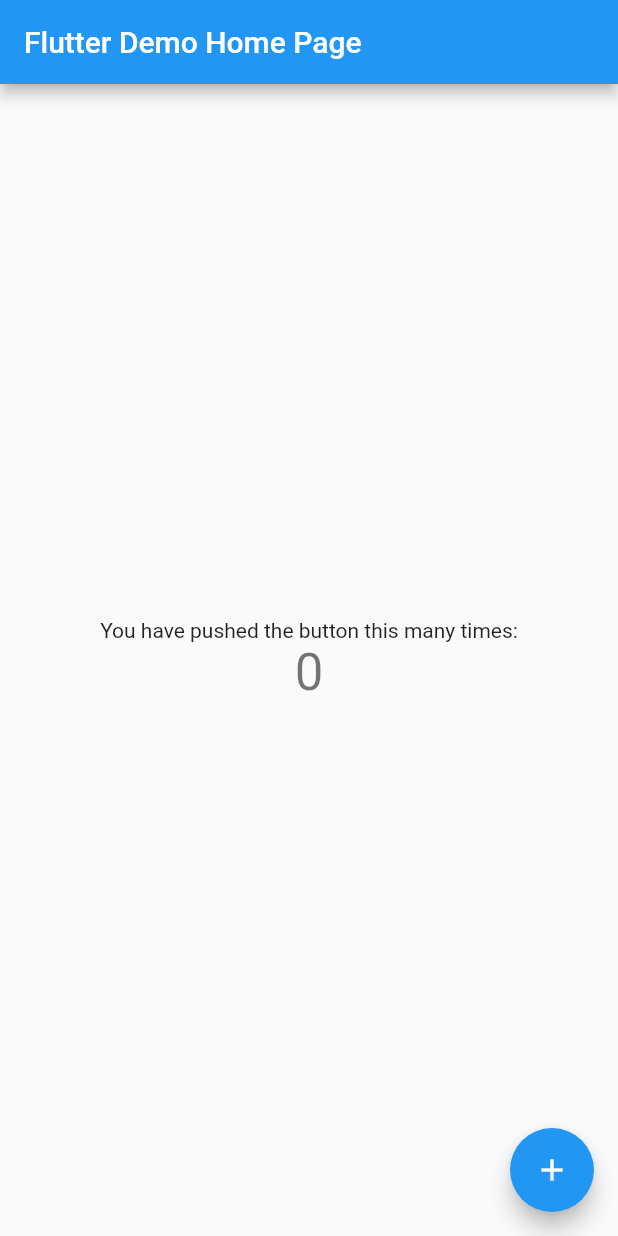
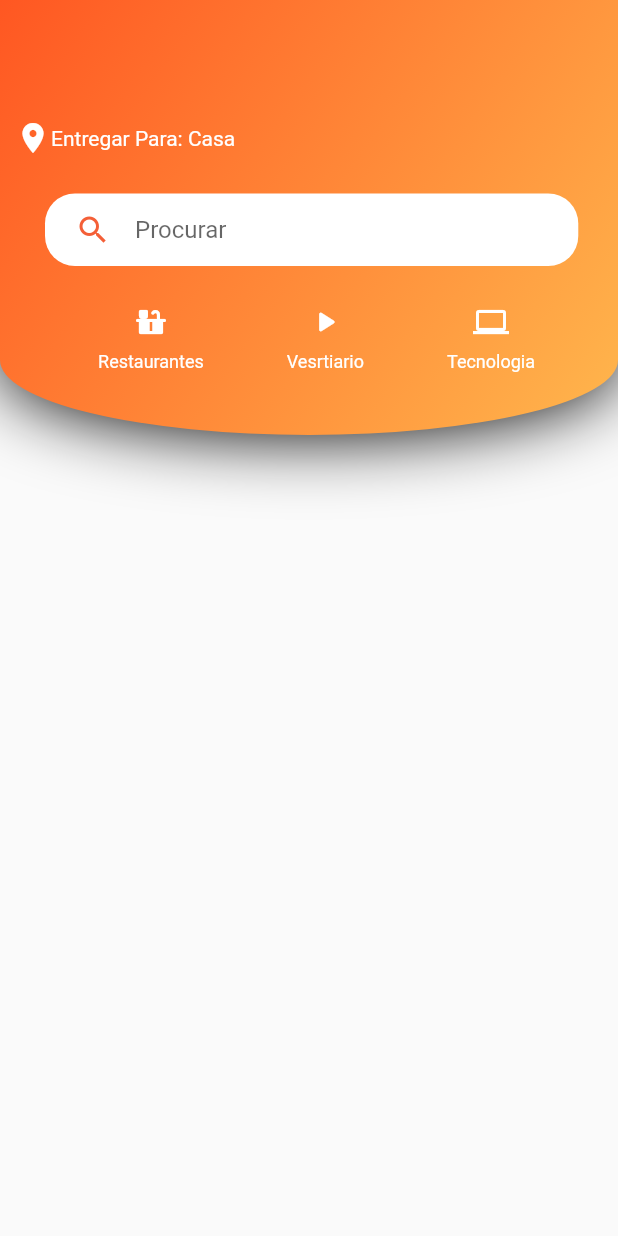
Before and after one commit to FlossyYuri/delivery_app, a Flutter app: the screen it shows after launch, on a phone screen of 412 x 824 dp. Run offline on Flutter 3.47's test engine with Material 2 defaults, Android fonts, the phone set to English and light mode, and no system bars.

Commit message:
topbar done

```diff
--- /dev/null
+++ b/lib/constants.dart
@@ -0,0 +1,4 @@
+import 'package:flutter/material.dart';
+
+const kPrimaryColor = Color.fromARGB(255, 244, 95, 55);
+const kPrimaryLightColor = Color.fromARGB(255, 255, 255, 255);
--- a/lib/main.dart
+++ b/lib/main.dart
@@ -1,4 +1,5 @@
 import 'package:flutter/material.dart';
+import 'package:delivery_app/screens/main_screen.dart';
 
 void main() {
   runApp(const MyApp());
@@ -12,104 +13,11 @@
   Widget build(BuildContext context) {
     return MaterialApp(
       title: 'Flutter Demo',
+      debugShowCheckedModeBanner: false,
       theme: ThemeData(
-        // This is the theme of your application.
-        //
-        // Try running your application with "flutter run". You'll see the
-        // application has a blue toolbar. Then, without quitting the app, try
-        // changing the primarySwatch below to Colors.green and then invoke
-        // "hot reload" (press "r" in the console where you ran "flutter run",
-        // or simply save your changes to "hot reload" in a Flutter IDE).
-        // Notice that the counter didn't reset back to zero; the application
-        // is not restarted.
-        primarySwatch: Colors.blue,
+        primarySwatch: Colors.orange  ,
       ),
-      home: const MyHomePage(title: 'Flutter Demo Home Page'),
+      home: Main_Screen(),
     );
   }
 }
-
-class MyHomePage extends StatefulWidget {
-  const MyHomePage({super.key, required this.title});
-
-  // This widget is the home page of your application. It is stateful, meaning
-  // that it has a State object (defined below) that contains fields that affect
-  // how it looks.
-
-  // This class is the configuration for the state. It holds the values (in this
-  // case the title) provided by the parent (in this case the App widget) and
-  // used by the build method of the State. Fields in a Widget subclass are
-  // always marked "final".
-
-  final String title;
-
-  @override
-  State<MyHomePage> createState() => _MyHomePageState();
-}
-
-class _MyHomePageState extends State<MyHomePage> {
-  int _counter = 0;
-
-  void _incrementCounter() {
-    setState(() {
-      // This call to setState tells the Flutter framework that something has
-      // changed in this State, which causes it to rerun the build method below
-      // so that the display can reflect the updated values. If we changed
-      // _counter without calling setState(), then the build method would not be
-      // called again, and so nothing would appear to happen.
-      _counter++;
-    });
-  }
-
-  @override
-  Widget build(BuildContext context) {
-    // This method is rerun every time setState is called, for instance as done
-    // by the _incrementCounter method above.
-    //
-    // The Flutter framework has been optimized to make rerunning build methods
-    // fast, so that you can just rebuild anything that needs updating rather
-    // than having to individually change instances of widgets.
-    return Scaffold(
-      appBar: AppBar(
-        // Here we take the value from the MyHomePage object that was created by
-        // the App.build method, and use it to set our appbar title.
-        title: Text(widget.title),
-      ),
-      body: Center(
-        // Center is a layout widget. It takes a single child and positions it
-        // in the middle of the parent.
-        child: Column(
-          // Column is also a layout widget. It takes a list of children and
-          // arranges them vertically. By default, it sizes itself to fit its
-          // children horizontally, and tries to be as tall as its parent.
-          //
-          // Invoke "debug painting" (press "p" in the console, choose the
-          // "Toggle Debug Paint" action from the Flutter Inspector in Android
-          // Studio, or the "Toggle Debug Paint" command in Visual Studio Code)
-          // to see the wireframe for each widget.
-          //
-          // Column has various properties to control how it sizes itself and
-          // how it positions its children. Here we use mainAxisAlignment to
-          // center the children vertically; the main axis here is the vertical
-          // axis because Columns are vertical (the cross axis would be
-          // horizontal).
-          mainAxisAlignment: MainAxisAlignment.center,
-          children: <Widget>[
-            const Text(
-              'You have pushed the button this many times:',
-            ),
-            Text(
-              '$_counter',
-              style: Theme.of(context).textTheme.headlineMedium,
-            ),
-          ],
-        ),
-      ),
-      floatingActionButton: FloatingActionButton(
-        onPressed: _incrementCounter,
-        tooltip: 'Increment',
-        child: const Icon(Icons.add),
-      ), // This trailing comma makes auto-formatting nicer for build methods.
-    );
-  }
-}
--- /dev/null
+++ b/lib/screens/main_screen.dart
@@ -0,0 +1,99 @@
+import 'package:flutter/src/widgets/framework.dart';
+import 'package:flutter/src/widgets/placeholder.dart';
+import 'package:flutter/material.dart';
+import 'package:delivery_app/widget/rounded_search_field.dart';
+
+class Main_Screen extends StatefulWidget {
+  const Main_Screen({super.key});
+
+  @override
+  State<Main_Screen> createState() => _Main_ScreenState();
+}
+
+class _Main_ScreenState extends State<Main_Screen> {
+  final TextEditingController _searchController = TextEditingController();
+
+  @override
+  Widget build(BuildContext context) {
+    return Scaffold(
+        body: Column(
+      children: [
+        Container(
+          height: 290,
+          decoration: BoxDecoration(
+            gradient: LinearGradient(
+              colors: [Colors.deepOrange, Colors.orange.shade300],
+              begin: Alignment.topLeft,
+              end: Alignment.bottomRight,
+            ),
+            boxShadow: const [BoxShadow(blurRadius: 40.0)],
+            borderRadius: BorderRadius.vertical(
+                bottom: Radius.elliptical(
+                    MediaQuery.of(context).size.width, 100.0)),
+          ),
+          child: Padding(
+              padding: const EdgeInsets.only(top: 80, left: 10),
+              child: Column(
+                children: [
+                  Row(
+                    children: const [
+                      Icon(Icons.location_on, color: Colors.white),
+                      Text(
+                        'Entregar Para: Casa',
+                        style: TextStyle(color: Colors.white),
+                      ),
+                    ],
+                  ),
+                  Row(
+                    children: [
+                      Container(
+                        padding: EdgeInsets.only(top: 15, right: 20, left: 20),
+                        child: Flexible(
+                          child: RoundedSearchField(onChanged: (value) {})
+                        ),
+                        width: MediaQuery.of(context).size.width * 0.96,
+                      )
+                    ],
+                  ),
+                  Padding(
+                    padding: EdgeInsets.only(top: 15),
+                    child: Row(
+                      mainAxisAlignment: MainAxisAlignment.spaceEvenly,
+                      children: [
+                        _buildButtonColumn(Colors.white,
+                            Icons.countertops_rounded, 'Restaurantes'),
+                        _buildButtonColumn(Colors.white,
+                            Icons.play_arrow_rounded, 'Vesrtiario'),
+                        _buildButtonColumn(
+                            Colors.white, Icons.computer, 'Tecnologia'),
+                      ],
+                    ),
+                  )
+                ],
+              )),
+        ),
+      ],
+    ));
+  }
+}
+
+Column _buildButtonColumn(Color color, IconData icon, String label) {
+  return Column(
+    mainAxisSize: MainAxisSize.min,
+    mainAxisAlignment: MainAxisAlignment.center,
+    children: [
+      Icon(icon, color: color),
+      Container(
+        margin: const EdgeInsets.only(top: 8),
+        child: Text(
+          label,
+          style: TextStyle(
+            fontSize: 12,
+            fontWeight: FontWeight.w400,
+            color: color,
+          ),
+        ),
+      ),
+    ],
+  );
+}
--- /dev/null
+++ b/lib/widget/rounded_search_field.dart
@@ -0,0 +1,30 @@
+import 'package:flutter/material.dart';
+import 'package:delivery_app/widget/text_field.dart';
+import 'package:delivery_app/constants.dart';
+
+class RoundedSearchField extends StatelessWidget {
+  final ValueChanged<String> onChanged;
+  const RoundedSearchField({
+    Key? key,
+    required this.onChanged,
+  }) : super(key: key);
+
+  @override
+  Widget build(BuildContext context) {
+    return TextFieldContainer(
+      child: TextField(
+        obscureText: true,
+        onChanged: onChanged,
+        cursorColor: kPrimaryColor,
+        decoration: const InputDecoration(
+          hintText: "Procurar",
+          icon: Icon(
+            Icons.search,
+            color: kPrimaryColor,
+          ),
+          border: InputBorder.none,
+        ),
+      ),
+    );
+  }
+}
--- /dev/null
+++ b/lib/widget/text_field.dart
@@ -0,0 +1,24 @@
+import 'package:flutter/material.dart';
+
+class TextFieldContainer extends StatelessWidget {
+  final Widget child;
+  const TextFieldContainer({
+    Key? key,
+    required this.child,
+  }) : super(key: key);
+
+  @override
+  Widget build(BuildContext context) {
+    Size size = MediaQuery.of(context).size;
+    return Container(
+      margin: EdgeInsets.symmetric(vertical: 10),
+      padding: EdgeInsets.symmetric(horizontal: 20, vertical: 0.2),
+      width: size.width * 0.96,
+      decoration: BoxDecoration(
+        color: Colors.white,
+        borderRadius: BorderRadius.circular(20),
+      ),
+      child: child,
+    );
+  }
+}
```
Also changed, not shown: lib/widget/rouded_rect.dart (added, +140 -0 lines).
